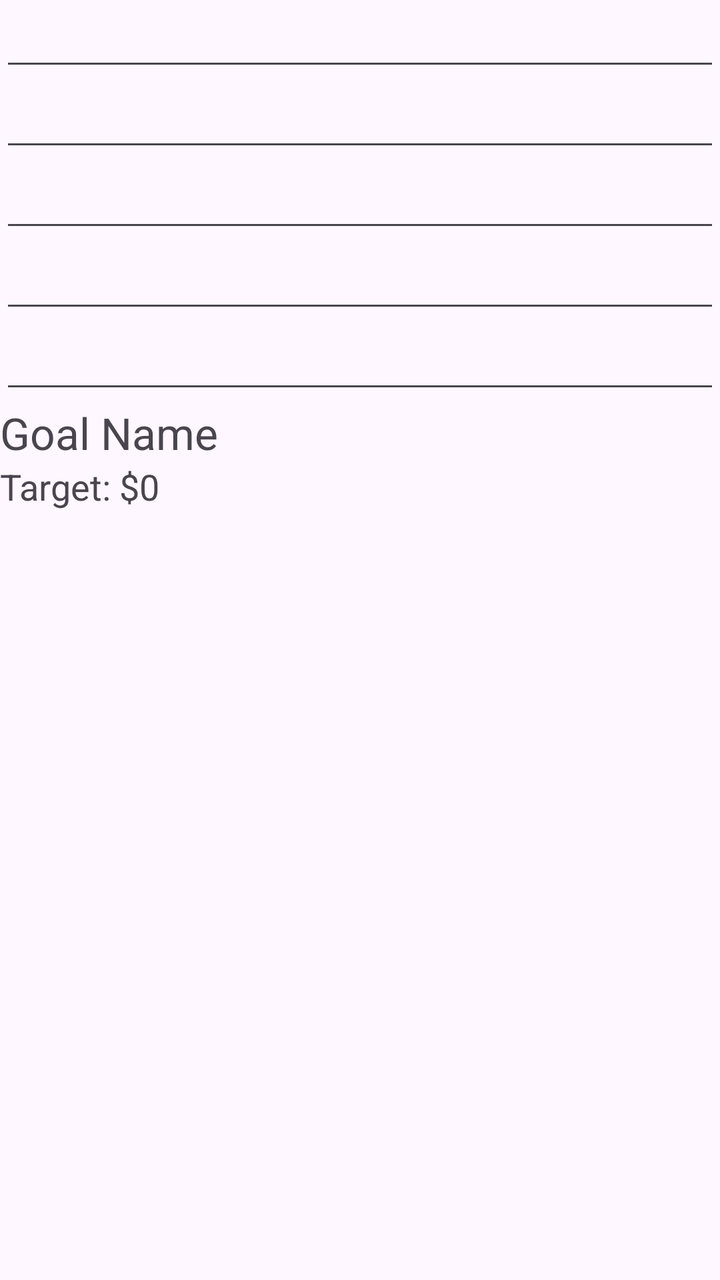
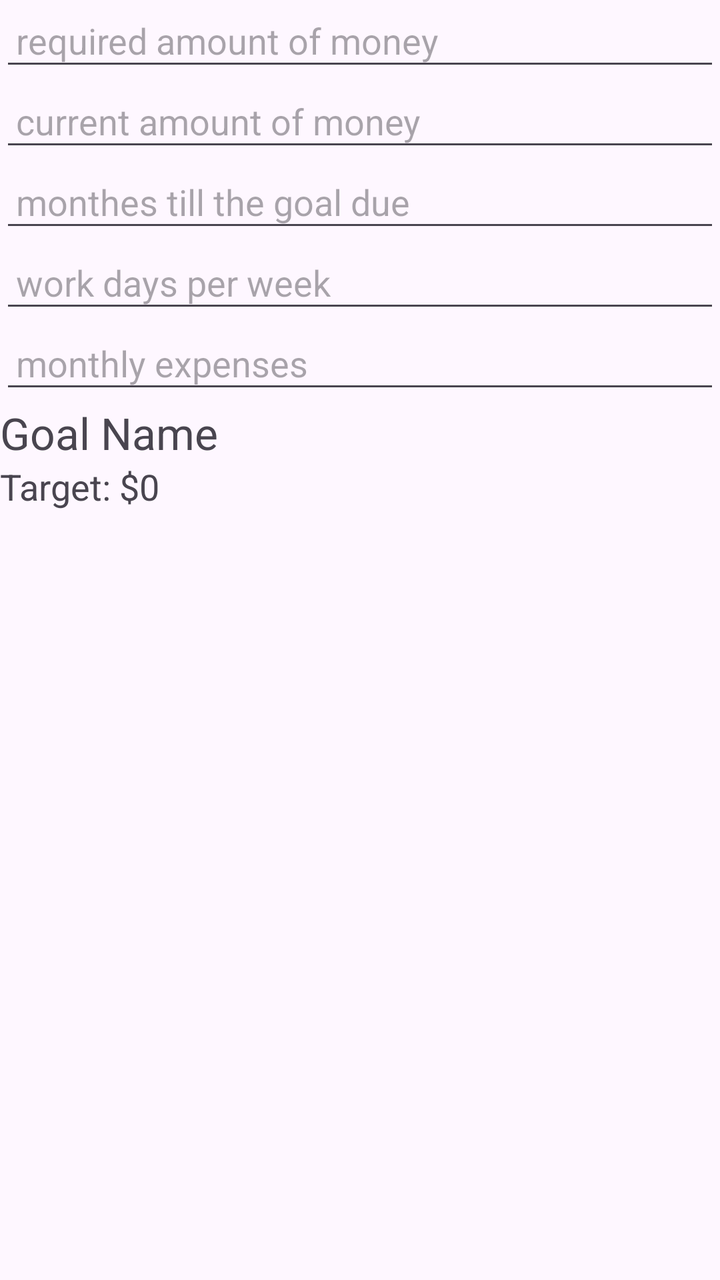

The first picture is an Android layout as it rendered before a commit; the second is the same layout after the commit. The layout source and the unified diff follow.
<!-- AndroidManifest.xml: application theme Theme.Finsight1 -->
<!-- res/layout/activity_goal_view.xml -->
<?xml version="1.0" encoding="utf-8"?>
<LinearLayout xmlns:android="http://schemas.android.com/apk/res/android"
    xmlns:tools="http://schemas.android.com/tools"
    android:id="@+id/main"
    android:orientation="vertical"
    android:layout_width="match_parent"
    android:layout_height="match_parent">

    <EditText
        android:id="@+id/etRequiredAmount"
        android:textSize="18dp"
        android:layout_width="match_parent"
        android:layout_height="wrap_content"
        android:padding="8dp"/>

    <EditText
        android:id="@+id/etCurrentAmount"
        android:textSize="18dp"
        android:layout_width="match_parent"
        android:layout_height="wrap_content"
        android:padding="8dp"/>

    <EditText
        android:id="@+id/etMonthsTillDue"
        android:textSize="18dp"
        android:layout_width="match_parent"
        android:layout_height="wrap_content"
        android:padding="8dp"/>

    <EditText
        android:id="@+id/workDays"
        android:textSize="18dp"
        android:layout_width="match_parent"
        android:layout_height="wrap_content"
        android:padding="8dp"/>

    <EditText
        android:id="@+id/expenses"
        android:textSize="18dp"
        android:layout_width="match_parent"
        android:layout_height="wrap_content"
        android:padding="8dp"/>

    <TextView
        android:id="@+id/tvGoalTitleName"
        android:layout_width="match_parent"
        android:layout_height="wrap_content"
        android:textSize="22sp"
        android:text="Goal Name" />

    <TextView
        android:id="@+id/tvGoalTargetAmount"
        android:layout_width="match_parent"
        android:layout_height="wrap_content"
        android:textSize="18sp"
        android:text="Target: $0" />

    <ListView
        android:id="@+id/lvWeeklyTracks"
        android:layout_width="match_parent"
        android:layout_height="wrap_content" />

</LinearLayout>
<!-- resources referenced by this layout -->
<resources>
  <style name="Theme.Finsight1" parent="Base.Theme.Finsight1" />
  <style name="Base.Theme.Finsight1" parent="Theme.Material3.DayNight.NoActionBar">
          
          
      </style>
</resources>

<!-- the commit's change to res/layout/activity_goal_view.xml (unified diff, before → after) -->
@@ -11,6 +11,7 @@
         android:textSize="18dp"
         android:layout_width="match_parent"
         android:layout_height="wrap_content"
+        android:hint="required amount of money"
         android:padding="8dp"/>
 
     <EditText
@@ -18,6 +19,7 @@
         android:textSize="18dp"
         android:layout_width="match_parent"
         android:layout_height="wrap_content"
+        android:hint="current amount of money"
         android:padding="8dp"/>
 
     <EditText
@@ -25,6 +27,7 @@
         android:textSize="18dp"
         android:layout_width="match_parent"
         android:layout_height="wrap_content"
+        android:hint="monthes till the goal due"
         android:padding="8dp"/>
 
     <EditText
@@ -32,6 +35,7 @@
         android:textSize="18dp"
         android:layout_width="match_parent"
         android:layout_height="wrap_content"
+        android:hint="work days per week"
         android:padding="8dp"/>
 
     <EditText
@@ -39,6 +43,7 @@
         android:textSize="18dp"
         android:layout_width="match_parent"
         android:layout_height="wrap_content"
+        android:hint="monthly expenses"
         android:padding="8dp"/>
 
     <TextView
